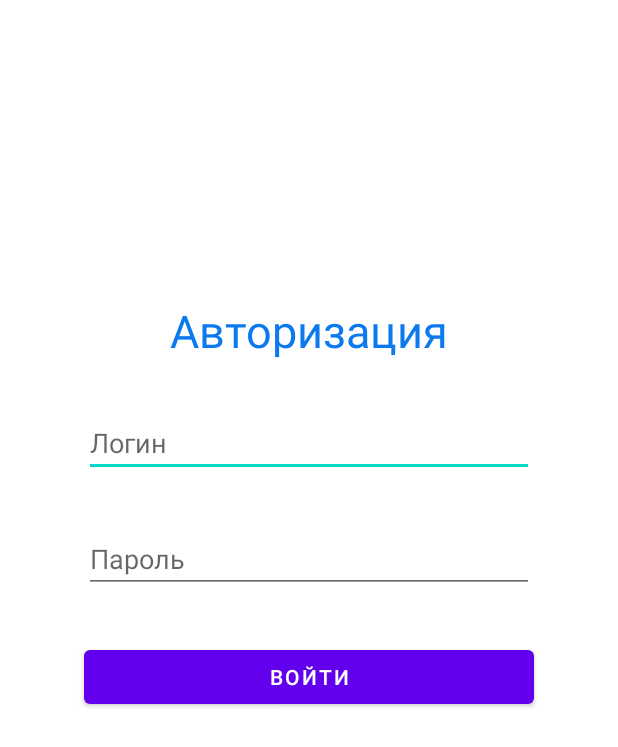
After one commit to onlue/VendingMachineApp, an Android app: the LoginActivity screen opened directly, with no data from a screen before it, on a phone screen of 412 x 824 dp. The commit adds this screen. Shown: the top 747 px of the screen. Run offline under Robolectric (Android 15) with nearby library versions, the phone set to English and light mode, and no system bars.

Commit message:
added LoginActivity/moved code from mainActivity to another class

```diff
--- a/app/src/main/java/com/example/vendingmachineapp/AddProductsActivity.java
+++ b/app/src/main/java/com/example/vendingmachineapp/AddProductsActivity.java
@@ -9,7 +9,7 @@ import android.widget.EditText;
 
 public class AddProductsActivity extends AppCompatActivity {
 
-    EditText name,desc,price,amount,amountinbox,weight;
+    EditText name, desc, price, amount, amountinbox, weight;
     Button addBtn;
 
     @Override
@@ -37,7 +37,7 @@ public class AddProductsActivity extends AppCompatActivity {
                         Integer.valueOf(amount.getText().toString().trim()),
                         Integer.valueOf(amountinbox.getText().toString().trim()),
                         Float.valueOf(weight.getText().toString().trim()));
-                }
+            }
         });
     }
 }
--- /dev/null
+++ b/app/src/main/java/com/example/vendingmachineapp/LoginActivity.java
@@ -0,0 +1,32 @@
+package com.example.vendingmachineapp;
+
+import androidx.appcompat.app.AppCompatActivity;
+
+import android.os.Bundle;
+import android.view.View;
+import android.widget.Button;
+import android.widget.EditText;
+
+public class LoginActivity extends AppCompatActivity {
+
+    EditText login_field, password_field;
+
+    Button logbtn;
+
+    @Override
+    protected void onCreate(Bundle savedInstanceState) {
+        super.onCreate(savedInstanceState);
+        setContentView(R.layout.activity_login);
+
+        login_field = findViewById(R.id.authLoginField);
+        password_field = findViewById(R.id.authPassField);
+        findViewById(R.id.loginButton).setOnClickListener(new View.OnClickListener() {
+            @Override
+            public void onClick(View view) {
+                MyDataBaseHelper db = new MyDataBaseHelper(LoginActivity.this);
+                db.Authorize(login_field.getText().toString(), password_field.getText().toString());
+            }
+        });
+
+    }
+}
--- /dev/null
+++ b/app/src/main/res/layout/activity_login.xml
@@ -0,0 +1,54 @@
+<?xml version="1.0" encoding="utf-8"?>
+<androidx.constraintlayout.widget.ConstraintLayout xmlns:android="http://schemas.android.com/apk/res/android"
+    xmlns:app="http://schemas.android.com/apk/res-auto"
+    xmlns:tools="http://schemas.android.com/tools"
+    android:layout_width="match_parent"
+    android:layout_height="match_parent"
+    tools:context=".LoginActivity">
+
+    <TextView
+        android:id="@+id/textView"
+        android:layout_width="wrap_content"
+        android:layout_height="wrap_content"
+        android:layout_marginTop="200dp"
+        android:textSize="30dp"
+        android:textColor="#0C7AEE"
+        android:text="Авторизация"
+        app:layout_constraintEnd_toEndOf="parent"
+        app:layout_constraintStart_toStartOf="parent"
+        app:layout_constraintTop_toTopOf="parent" />
+
+    <EditText
+        android:id="@+id/authLoginField"
+        android:layout_width="300dp"
+        android:layout_height="wrap_content"
+        android:layout_marginTop="32dp"
+        android:ems="10"
+        android:hint="Логин"
+        android:inputType="textPersonName"
+        app:layout_constraintEnd_toEndOf="parent"
+        app:layout_constraintStart_toStartOf="parent"
+        app:layout_constraintTop_toBottomOf="@+id/textView" />
+
+    <EditText
+        android:id="@+id/authPassField"
+        android:layout_width="300dp"
+        android:layout_height="wrap_content"
+        android:layout_marginTop="32dp"
+        android:ems="10"
+        android:hint="Пароль"
+        android:inputType="textPersonName"
+        app:layout_constraintEnd_toEndOf="parent"
+        app:layout_constraintStart_toStartOf="parent"
+        app:layout_constraintTop_toBottomOf="@+id/authLoginField" />
+
+    <Button
+        android:id="@+id/loginButton"
+        android:layout_width="300dp"
+        android:layout_height="wrap_content"
+        android:layout_marginTop="32dp"
+        android:text="Войти"
+        app:layout_constraintEnd_toEndOf="parent"
+        app:layout_constraintStart_toStartOf="parent"
+        app:layout_constraintTop_toBottomOf="@+id/authPassField" />
+</androidx.constraintlayout.widget.ConstraintLayout>
--- a/app/src/main/res/layout/my_product_row.xml
+++ b/app/src/main/res/layout/my_product_row.xml
@@ -42,6 +42,7 @@
                 app:layout_constraintTop_toTopOf="parent" />
 
             <TextView
+                android:textColor="@color/black"
                 android:id="@+id/product_name_text"
                 android:layout_width="wrap_content"
                 android:layout_height="wrap_content"
@@ -52,6 +53,7 @@
                 app:layout_constraintTop_toTopOf="parent" />
 
             <TextView
+                android:textColor="@color/black"
                 android:id="@+id/product_description_text"
                 android:layout_width="wrap_content"
                 android:layout_height="wrap_content"
@@ -76,6 +78,7 @@
                 app:layout_constraintVertical_bias="0.28" />
 
             <TextView
+                android:textColor="@color/black"
                 android:id="@+id/textView7"
                 android:layout_width="wrap_content"
                 android:layout_height="wrap_content"
```
Also changed, not shown: app/src/main/AndroidManifest.xml (+15 -0 lines), app/src/main/java/com/example/vendingmachineapp/MainActivity.java (+14 -40 lines), app/src/main/java/com/example/vendingmachineapp/MyDataBaseHelper.java (+79 -34 lines), app/src/main/java/com/example/vendingmachineapp/ProductsOption.java (added, +84 -0 lines), app/src/main/java/com/example/vendingmachineapp/UpdateProducts.java (+6 -6 lines), app/src/main/java/com/example/vendingmachineapp/customProductAdapter.java (+6 -6 lines), app/src/main/res/layout/products_layout.xml (+21 -3 lines).
